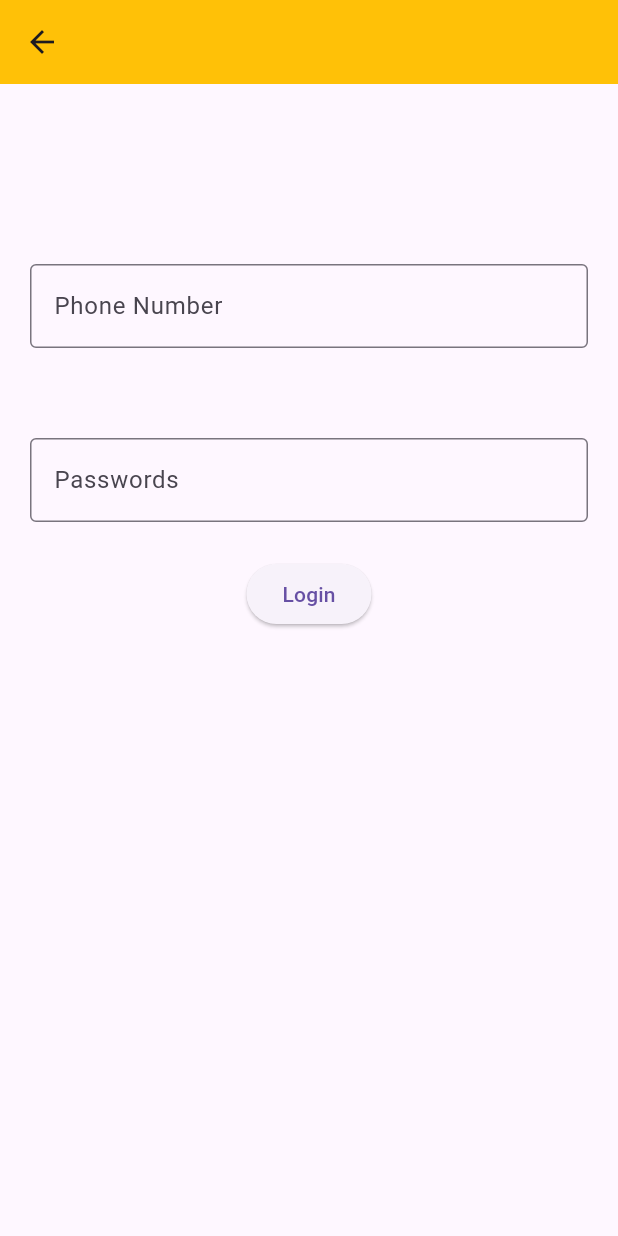
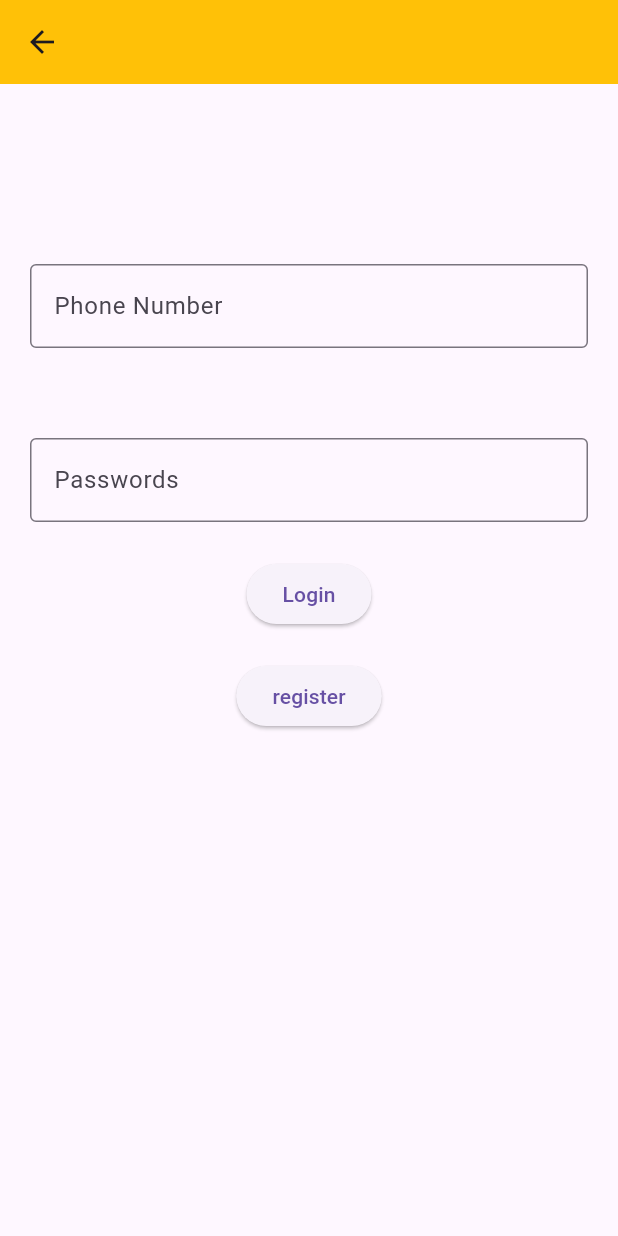
Before and after one commit to HeaSonetra2/app_ecomerce2, a Flutter app: the LoginScreen screen opened by its route, on a phone screen of 412 x 824 dp. Run offline on Flutter 3.47's test engine with Material 3 defaults, Android fonts, the phone set to English and light mode, and no system bars; our stand-ins replace flutter_bloc, get_it.

Commit message:
register

```diff
--- a/lib/core/injection/injection.dart
+++ b/lib/core/injection/injection.dart
@@ -2,6 +2,7 @@ import 'package:ecomerce_app/feature/auth/data/datasource/auth_remote_datasource
 import 'package:ecomerce_app/feature/auth/data/repositories/repository_Impl.dart';
 import 'package:ecomerce_app/feature/auth/domain/repositories/auth_repository.dart';
 import 'package:ecomerce_app/feature/auth/domain/usecase/login_usecase.dart';
+import 'package:ecomerce_app/feature/auth/domain/usecase/register_usecase.dart';
 import 'package:ecomerce_app/feature/auth/presentation/bloc/bloc.dart';
 import 'package:get_it/get_it.dart';
 
@@ -9,10 +10,11 @@ final sl = GetIt.instance;
 
 Future<void> init() async {
   //Bloc
-  sl.registerFactory(() => AuthBloc(sl()));
+  sl.registerFactory(() => AuthBloc(sl(),sl()));
 
   //UseCase
   sl.registerLazySingleton(() => LoginUsecase(sl()));
+  sl.registerLazySingleton(() => RegisterUsecase(sl()));
 
   //Repository (interface+Impl)
   sl.registerLazySingleton<AuthRepository>(() => RepositoryImpl(sl()));
--- a/lib/feature/auth/data/datasource/auth_remote_datasource.dart
+++ b/lib/feature/auth/data/datasource/auth_remote_datasource.dart
@@ -8,4 +8,13 @@ class AuthRemoteDatasource {
       throw Exception('Invalid Credentials');
     }
   }
+
+  Future<Map<String, dynamic>> register(String phone, String password,String name) async {
+    await Future.delayed(const Duration(seconds: 1));
+
+    return {"id": '1', "phone": "0987654321", "name": "Netra"};
+
+  }
+
+
 }
--- /dev/null
+++ b/lib/feature/auth/domain/usecase/register_usecase.dart
@@ -0,0 +1,11 @@
+import 'package:ecomerce_app/feature/auth/domain/entities/user.dart';
+import 'package:ecomerce_app/feature/auth/domain/repositories/auth_repository.dart';
+
+class RegisterUsecase {
+  final AuthRepository repository;
+  RegisterUsecase(this.repository);
+
+  Future<User> call(String phone, String password,String name) {
+    return repository.register(phone: phone, password: password,name:name);
+  }
+}
--- a/lib/feature/auth/presentation/bloc/event.dart
+++ b/lib/feature/auth/presentation/bloc/event.dart
@@ -1,3 +1,5 @@
+import 'package:ecomerce_app/feature/auth/presentation/bloc/state.dart';
+
 abstract class AuthEvent {}
 
 class LoginEvent extends AuthEvent {
@@ -6,3 +8,25 @@ class LoginEvent extends AuthEvent {
 
   LoginEvent({required this.phone, required this.password});
 }
+
+class SendOtpEvent extends AuthEvent {
+  final String phone;
+
+  SendOtpEvent({required this.phone});
+}
+
+class VerifyOtpEvent extends AuthEvent {
+  final String otp;
+
+  VerifyOtpEvent({required this.otp});
+}
+
+class CompleteRegisterEvent extends AuthEvent {
+  final String phone, password, name;
+
+  CompleteRegisterEvent({
+    required this.phone,
+    required this.password,
+    required this.name,
+  });
+}
--- a/lib/feature/auth/presentation/bloc/state.dart
+++ b/lib/feature/auth/presentation/bloc/state.dart
@@ -15,3 +15,7 @@ class AuthError extends AuthState {
 
   AuthError({required this.message});
 }
+
+
+class OtpSentSuccess extends AuthState{}
+class OtpVerifySuccess extends AuthState{}
--- a/lib/feature/auth/presentation/screen/login_screen.dart
+++ b/lib/feature/auth/presentation/screen/login_screen.dart
@@ -1,5 +1,6 @@
 import 'package:ecomerce_app/feature/auth/presentation/bloc/bloc.dart';
 import 'package:ecomerce_app/feature/auth/presentation/bloc/state.dart';
+import 'package:ecomerce_app/feature/auth/presentation/screen/register_screen.dart';
 import 'package:ecomerce_app/feature/auth/presentation/widget/login_form.dart';
 import 'package:flutter/material.dart';
 import 'package:flutter_bloc/flutter_bloc.dart';
@@ -11,7 +12,9 @@ class LoginScreen extends StatelessWidget {
   Widget build(BuildContext context) {
     return Scaffold(
       appBar: AppBar(backgroundColor: Colors.amber),
-      body: BlocListener<AuthBloc, AuthState>(
+      body: Column(
+        children: [
+          BlocListener<AuthBloc, AuthState>(
             listener: (context, state) {
               if (state is AuthSuccess) {
                 ScaffoldMessenger.of(
@@ -23,9 +26,19 @@ class LoginScreen extends StatelessWidget {
                   context,
                 ).showSnackBar(SnackBar(content: Text('Error')));
               }
-
             },
             child: LoginForm(),
+          ),
+          ElevatedButton(
+            onPressed: () {
+              Navigator.push(
+                context,
+                MaterialPageRoute(builder: (context) => RegisterScreen()),
+              );
+            },
+            child:Text('register'),
+          ),
+        ],
       ),
     );
   }
```
Also changed, not shown: lib/feature/auth/data/repositories/repository_Impl.dart (+17 -1 lines), lib/feature/auth/domain/repositories/auth_repository.dart (+8 -3 lines), lib/feature/auth/presentation/bloc/bloc.dart (+35 -3 lines), lib/feature/auth/presentation/screen/register_screen.dart (added, +80 -0 lines), lib/main.dart (line endings or trailing spaces). Lines whose indentation alone changed are shown as unchanged.
